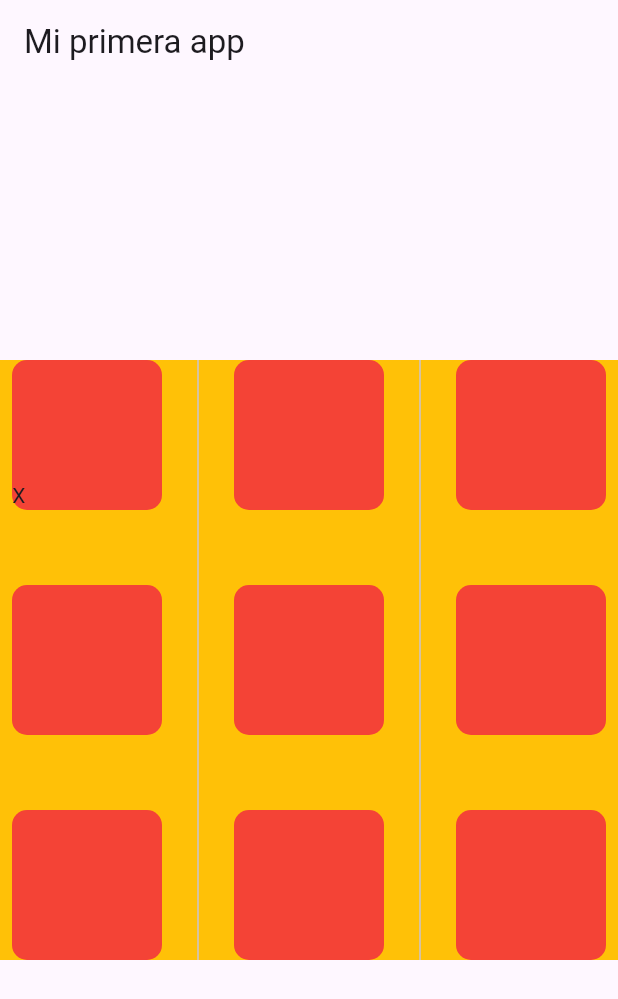
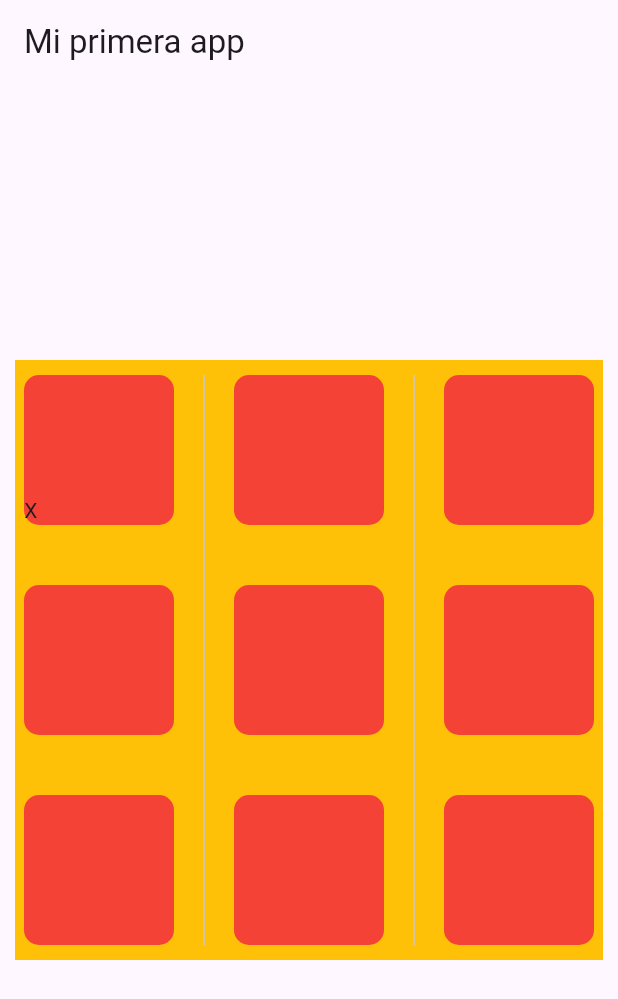
Before and after one commit to RicharC293/flutter_basics, a Flutter app: the screen it shows after launch, on a phone screen of 412 x 824 dp. Shown: the top 999 px of the screen. Run offline on Flutter 3.47's test engine with Material 3 defaults, Android fonts, the phone set to English and light mode, and no system bars.

Commit message:
chore: Refactor home screen layout and add padding and margin to container

```diff
--- a/lib/screens/home_screen.dart
+++ b/lib/screens/home_screen.dart
@@ -64,6 +64,8 @@ class HomeScreen extends StatelessWidget {
         child: Container(
           height: 400,
           color: Colors.amber,
+          padding: const EdgeInsets.symmetric(vertical: 10),
+          margin: const EdgeInsets.symmetric(horizontal: 10),
           child: Row(
             mainAxisAlignment: MainAxisAlignment.spaceAround,
             children: [
```
